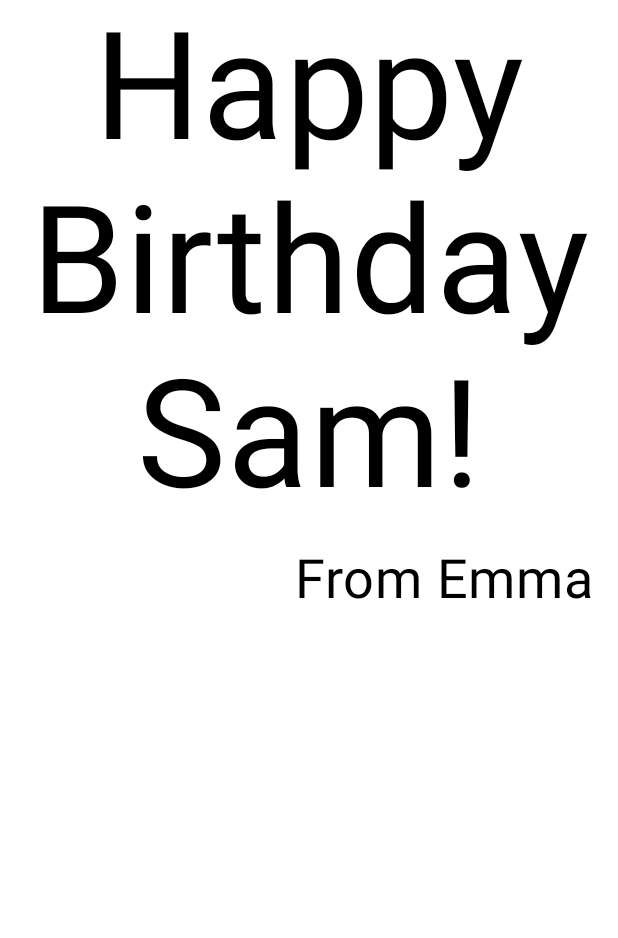
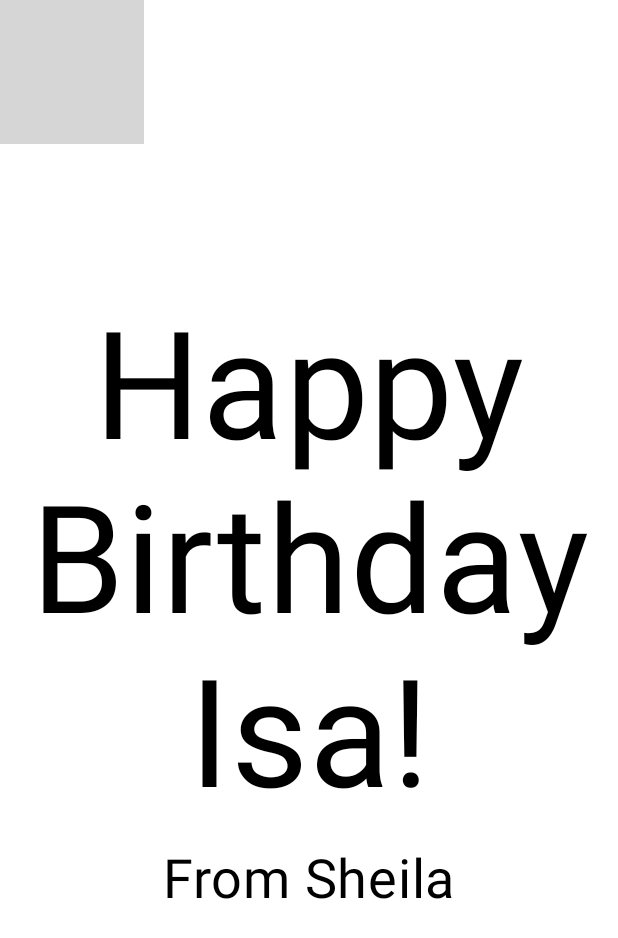
Before and after one commit to sheilacazrod/PAMN, an Android app built with Jetpack Compose: the @Preview function BirthdayCardPreview, on a phone screen of 412 x 824 dp. Shown: the top 938 px of the screen. Run offline under Robolectric (Android 15) with nearby library versions, the phone set to English and light mode, and no system bars; grey boxes are pictures that could not be loaded.

Commit message:
agregado fondo a la tarjeta

```diff
--- a/app/src/main/java/com/example/happybirthday/MainActivity.kt
+++ b/app/src/main/java/com/example/happybirthday/MainActivity.kt
@@ -1,9 +1,12 @@
 package com.example.happybirthday
 
+import androidx.compose.foundation.Image
 import android.os.Bundle
 import androidx.activity.ComponentActivity
 import androidx.activity.compose.setContent
+import androidx.compose.foundation.Image
 import androidx.compose.foundation.layout.Arrangement
+import androidx.compose.foundation.layout.Box
 import androidx.compose.foundation.layout.Column
 import androidx.compose.foundation.layout.Row
 import androidx.compose.foundation.layout.fillMaxSize
@@ -14,6 +17,9 @@ import androidx.compose.material3.Text
 import androidx.compose.runtime.Composable
 import androidx.compose.ui.Alignment
 import androidx.compose.ui.Modifier
+import androidx.compose.ui.layout.ContentScale
+import androidx.compose.ui.res.painterResource
+import androidx.compose.ui.res.stringResource
 import androidx.compose.ui.text.style.TextAlign
 import androidx.compose.ui.tooling.preview.Preview
 import androidx.compose.ui.unit.dp
@@ -30,7 +36,7 @@ class MainActivity : ComponentActivity() {
                     modifier = Modifier.fillMaxSize(),
                     color = MaterialTheme.colorScheme.background
                 ) {
-                    GreetingText(message = "Happy Birthday Isa!", from = "From Sheila")
+                    GreetingImage(message = getString(R.string.happy_birthday_text), stringResource(R.string.signature_text))
                 }
             }
         }
@@ -55,15 +61,38 @@ fun GreetingText(message: String, from: String, modifier: Modifier = Modifier) {
             fontSize = 36.sp,
             modifier = Modifier
                 .padding(16.dp)
-                .align(alignment = Alignment.End)
+                .align(alignment = Alignment.CenterHorizontally)
         )
     }
 }
 
-@Preview(showBackground = true)
 @Composable
-fun BirthdayCardPreview() {
-    HappyBirthdayTheme {
-        GreetingText(message = "Happy Birthday Sam!", from = "From Emma")
+fun GreetingImage(message: String, from: String, modifier: Modifier = Modifier) {
+    val image = painterResource(R.drawable.androidparty)
+    Box {
+        Image(
+            painter = image,
+            contentDescription = null,
+            contentScale = ContentScale.Crop,
+            alpha = 0.5F
+
+        )
+        GreetingText(
+            message = message,
+            from = from,
+            modifier = Modifier
+                .fillMaxSize()
+                .padding(8.dp)
+        )
     }
 }
+
+
+@Preview(showBackground = false)
+@Composable
+private fun BirthdayCardPreview() {
+    HappyBirthdayTheme {
+        GreetingImage( stringResource(R.string.happy_birthday_text),
+            stringResource(R.string.signature_text))
+    }
+}
--- a/app/src/main/res/values/strings.xml
+++ b/app/src/main/res/values/strings.xml
@@ -1,3 +1,5 @@
 <resources>
     <string name="app_name">Happy Birthday</string>
+    <string name="happy_birthday_text">Happy Birthday Isa!</string>
+    <string name="signature_text">From Sheila</string>
 </resources>
```
Also changed, not shown: 1 other file.
